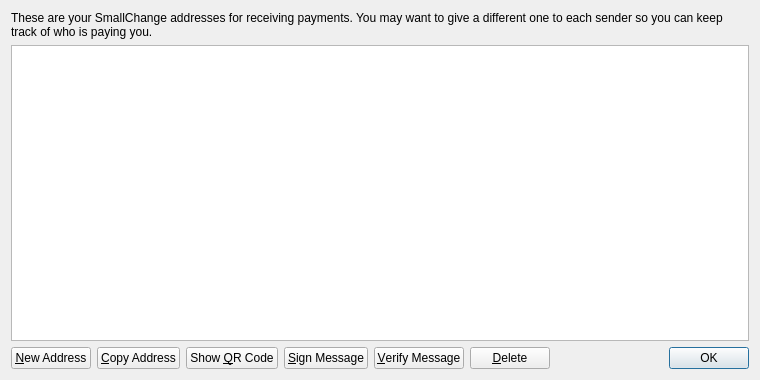
The window that src/qt/forms/addressbookpage.ui (diMarcoDEV/OTWTCoin) describes before a commit, drawn with Qt 5.
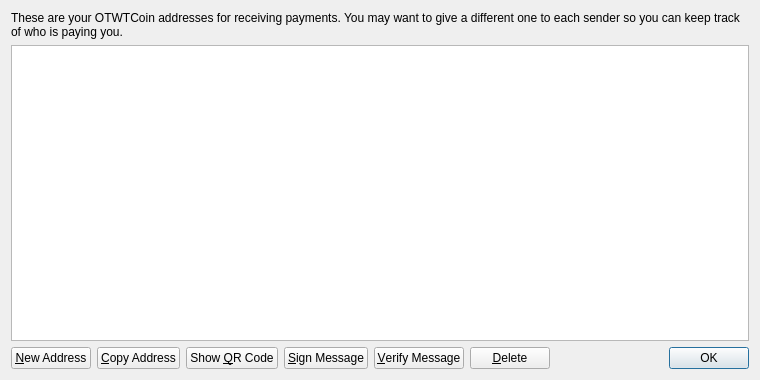
The same window after the commit. Icons and pictures are not drawn.

Patch:
```diff
--- a/src/qt/forms/addressbookpage.ui
+++ b/src/qt/forms/addressbookpage.ui
@@ -17,7 +17,7 @@
    <item>
     <widget class="QLabel" name="labelExplanation">
      <property name="text">
-      <string>These are your SmallChange addresses for receiving payments. You may want to give a different one to each sender so you can keep track of who is paying you.</string>
+      <string>These are your OTWTCoin addresses for receiving payments. You may want to give a different one to each sender so you can keep track of who is paying you.</string>
      </property>
      <property name="textFormat">
       <enum>Qt::PlainText</enum>
```
